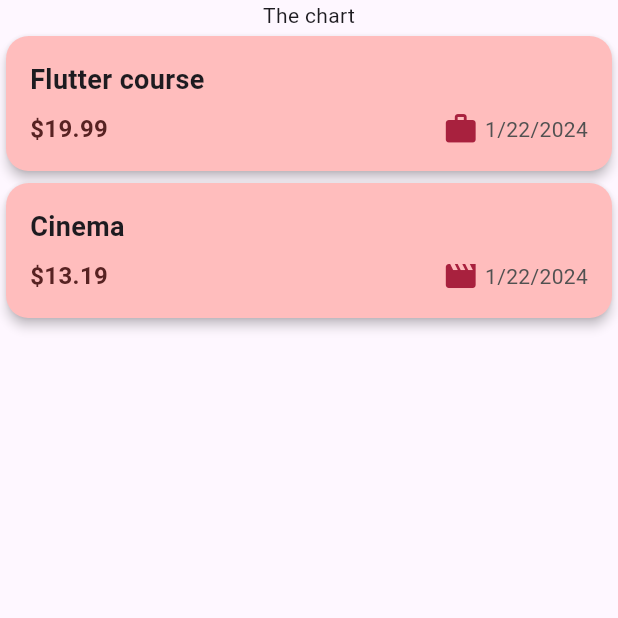
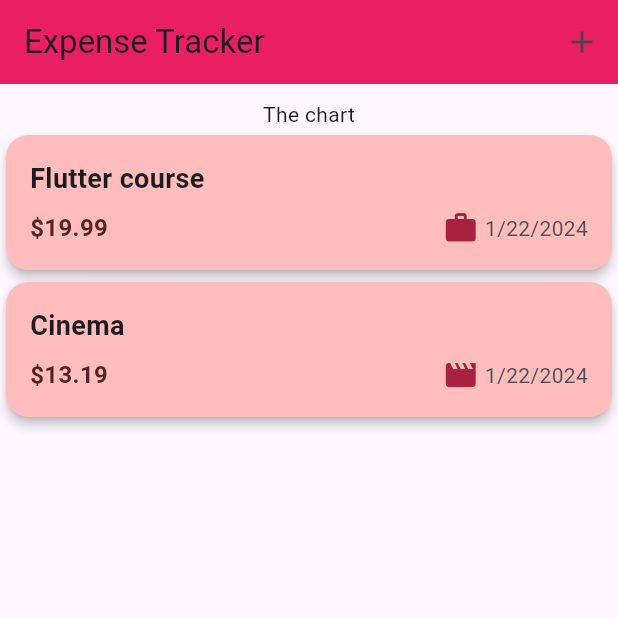
Before and after one commit to rybakova-auca-2021/Expenses-Tracker, a Flutter app: the screen it shows after launch, on a phone screen of 412 x 824 dp, the top half of it. Run offline on Flutter 3.47's test engine with Material 3 defaults, Android fonts, the phone set to English and light mode, and no system bars.

Commit message:
setup app bar

```diff
--- a/lib/widgets/expenses.dart
+++ b/lib/widgets/expenses.dart
@@ -29,10 +29,19 @@ class _ExpensesState extends State<Expenses> {
   @override
   Widget build(BuildContext context) {
     return Scaffold(
+      appBar:
+        AppBar(
+          title: const Text("Expense Tracker"),
+          backgroundColor: Colors.pink,
+          actions: [
+            IconButton(onPressed: () {}, icon: const Icon(Icons.add))
+          ],
+        ),
       body: Column(
         mainAxisAlignment: MainAxisAlignment.center,
         crossAxisAlignment: CrossAxisAlignment.center,
         children: [
+          const SizedBox(height: 10),
           const Text("The chart"),
           Expanded(
             child: ExpensesList(expenses: _registeredExpenses),
```
